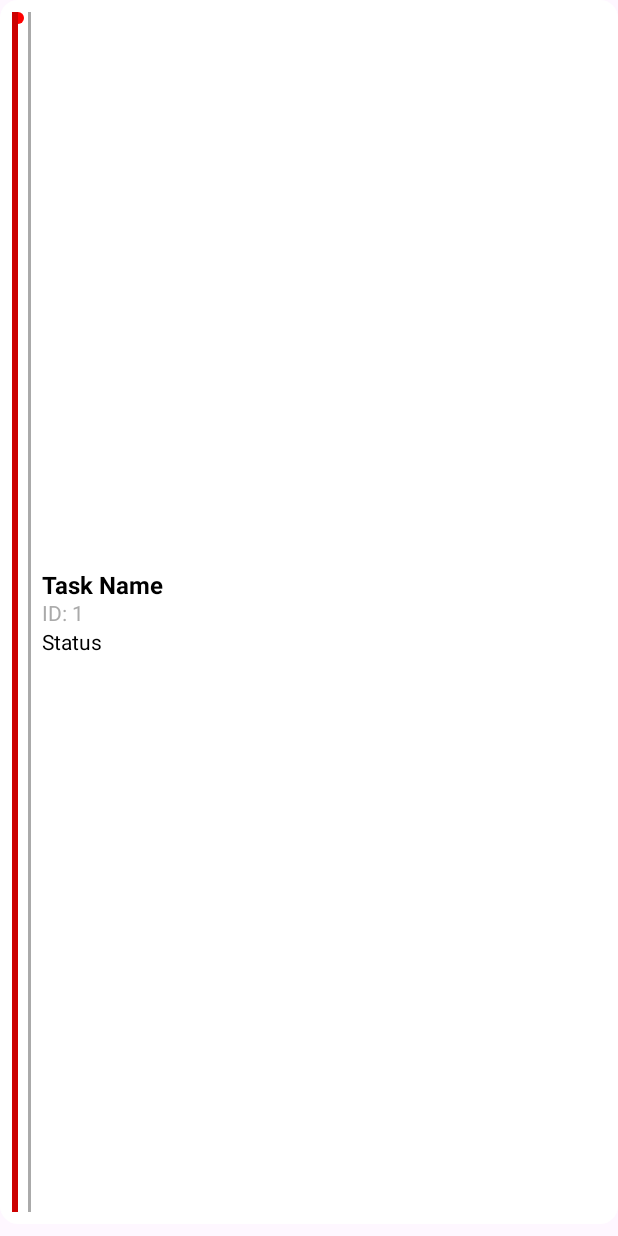
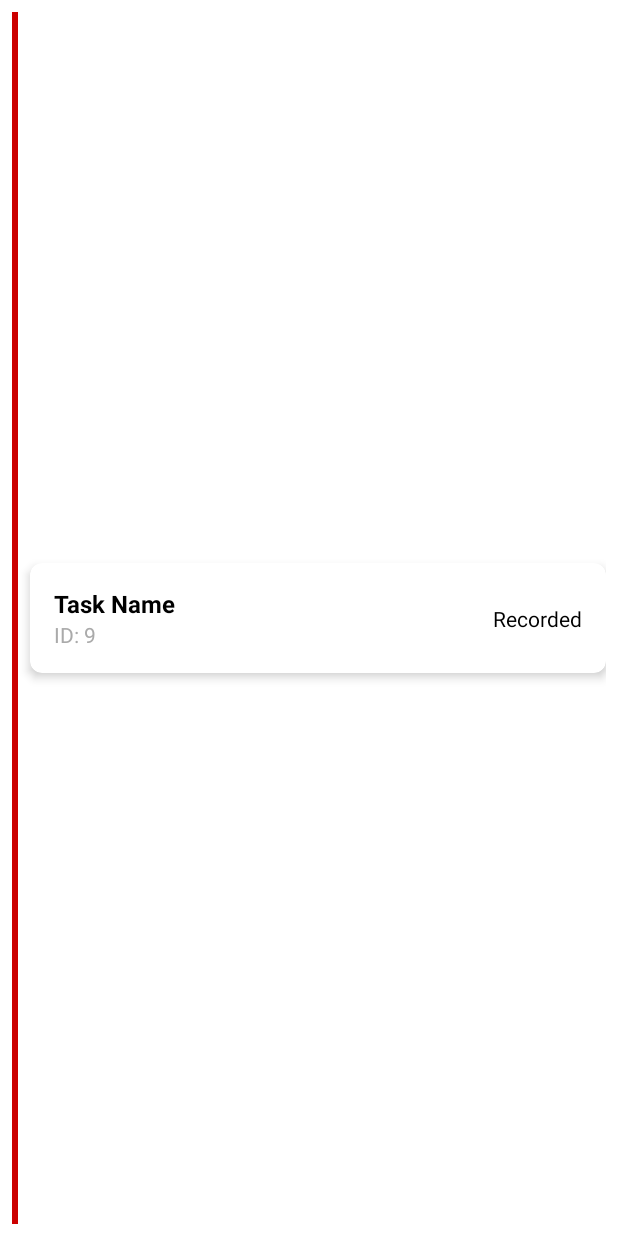
Before and after one commit to Evangelia2/DailyTasker, an Android app: the layout item_task.xml on its own in the app's theme, with its tools: preview values and no code run, on a phone screen of 412 x 824 dp. Run offline under Robolectric (Android 15) with nearby library versions, the phone set to English and light mode, and no system bars.

Commit message:
Add files via upload

```diff
--- a/src/main/res/layout/item_task.xml
+++ b/src/main/res/layout/item_task.xml
@@ -1,89 +1,79 @@
 <androidx.constraintlayout.widget.ConstraintLayout
     xmlns:android="http://schemas.android.com/apk/res/android"
     xmlns:app="http://schemas.android.com/apk/res-auto"
-    xmlns:tools="http://schemas.android.com/tools"
     android:layout_width="match_parent"
     android:layout_height="wrap_content"
-    android:orientation="horizontal"
     android:padding="8dp"
-    android:background="@drawable/task_background"
-    android:layout_marginBottom="8dp">
+    android:background="@android:color/white">
 
-    <!-- Timeline Indicator -->
-    <FrameLayout
-        android:layout_width="24dp"
-        android:layout_height="match_parent"
-        android:gravity="center"
-        app:layout_constraintStart_toStartOf="parent"
-        app:layout_constraintTop_toTopOf="parent"
-        app:layout_constraintBottom_toBottomOf="parent">
-
-        <View
-            android:layout_width="8dp"
-            android:layout_height="8dp"
-            android:background="@drawable/circle_background" />
-
-        <View
-            android:layout_width="2dp"
-            android:layout_height="match_parent"
-            android:layout_gravity="center"
-            android:background="@android:color/darker_gray" />
-    </FrameLayout>
-
-    <!-- Vertical Line on the Left -->
+    <!-- Vertical Line -->
     <View
         android:id="@+id/verticalLine"
         android:layout_width="4dp"
         android:layout_height="match_parent"
-        android:layout_marginEnd="8dp"
         android:background="@android:color/holo_red_dark"
         app:layout_constraintStart_toStartOf="parent"
         app:layout_constraintTop_toTopOf="parent"
         app:layout_constraintBottom_toBottomOf="parent" />
 
-    <!-- Task Details -->
-    <LinearLayout
-        android:layout_width="wrap_content"
+    <!-- Task Container -->
+    <androidx.cardview.widget.CardView
+        android:id="@+id/taskCard"
+        android:layout_width="0dp"
         android:layout_height="wrap_content"
-        android:orientation="vertical"
-        android:paddingStart="16dp"
-        app:layout_constraintStart_toEndOf="@id/verticalLine"
+        app:cardCornerRadius="8dp"
+        app:cardElevation="4dp"
+        app:layout_constraintStart_toEndOf="@+id/verticalLine"
         app:layout_constraintTop_toTopOf="parent"
-        app:layout_constraintBottom_toBottomOf="parent">
+        app:layout_constraintEnd_toEndOf="parent"
+        app:layout_constraintBottom_toBottomOf="parent"
+        android:layout_marginStart="8dp">
+
+        <androidx.constraintlayout.widget.ConstraintLayout
+            android:layout_width="match_parent"
+            android:layout_height="wrap_content"
+            android:padding="16dp">
 
             <!-- Task Name -->
             <TextView
                 android:id="@+id/textViewShortName"
-            android:layout_width="249dp"
-            android:layout_height="20dp"
+                android:layout_width="0dp"
+                android:layout_height="wrap_content"
                 android:text="Task Name"
+                android:textSize="16sp"
+                android:textStyle="bold"
                 android:textColor="@android:color/black"
-            android:textSize="16sp"
-            android:textStyle="bold" />
+                app:layout_constraintStart_toStartOf="parent"
+                app:layout_constraintTop_toTopOf="parent"
+                app:layout_constraintEnd_toStartOf="@+id/textViewStatus"
+                app:layout_constraintBottom_toTopOf="@+id/textViewTaskId"
+                android:layout_marginEnd="8dp" />
 
             <!-- Task ID -->
             <TextView
                 android:id="@+id/textViewTaskId"
                 android:layout_width="wrap_content"
                 android:layout_height="wrap_content"
-            android:text="ID: 1"
+                android:text="ID: 9"
+                android:textSize="14sp"
                 android:textColor="@android:color/darker_gray"
-            android:textSize="14sp"
-            app:layout_constraintHorizontal_bias="0.0"
-            app:layout_constraintStart_toStartOf="@id/textViewShortName"
-            app:layout_constraintTop_toBottomOf="@id/textViewShortName" />
+                app:layout_constraintStart_toStartOf="parent"
+                app:layout_constraintTop_toBottomOf="@+id/textViewShortName" />
 
             <!-- Task Status -->
             <TextView
                 android:id="@+id/textViewStatus"
                 android:layout_width="wrap_content"
                 android:layout_height="wrap_content"
-            android:text="Status"
-            android:textColor="#000000"
+                android:text="Recorded"
                 android:textSize="14sp"
+                android:textColor="@android:color/black"
                 app:layout_constraintEnd_toEndOf="parent"
-            app:layout_constraintHorizontal_bias="1.0"
-            app:layout_constraintTop_toBottomOf="@id/textViewShortName" />
+                app:layout_constraintTop_toTopOf="parent"
+                app:layout_constraintBottom_toBottomOf="parent" />
 
-    </LinearLayout>
         </androidx.constraintlayout.widget.ConstraintLayout>
+
+    </androidx.cardview.widget.CardView>
+
+</androidx.constraintlayout.widget.ConstraintLayout>
```
Also changed, not shown: src/main/java/gr/hua/dit/android/dailytasker/TaskAdapter.java (+30 -0 lines), src/main/res/layout/activity_main.xml (+37 -47 lines), src/main/res/values/colors.xml (+8 -0 lines). Lines whose indentation alone changed are shown as unchanged.
